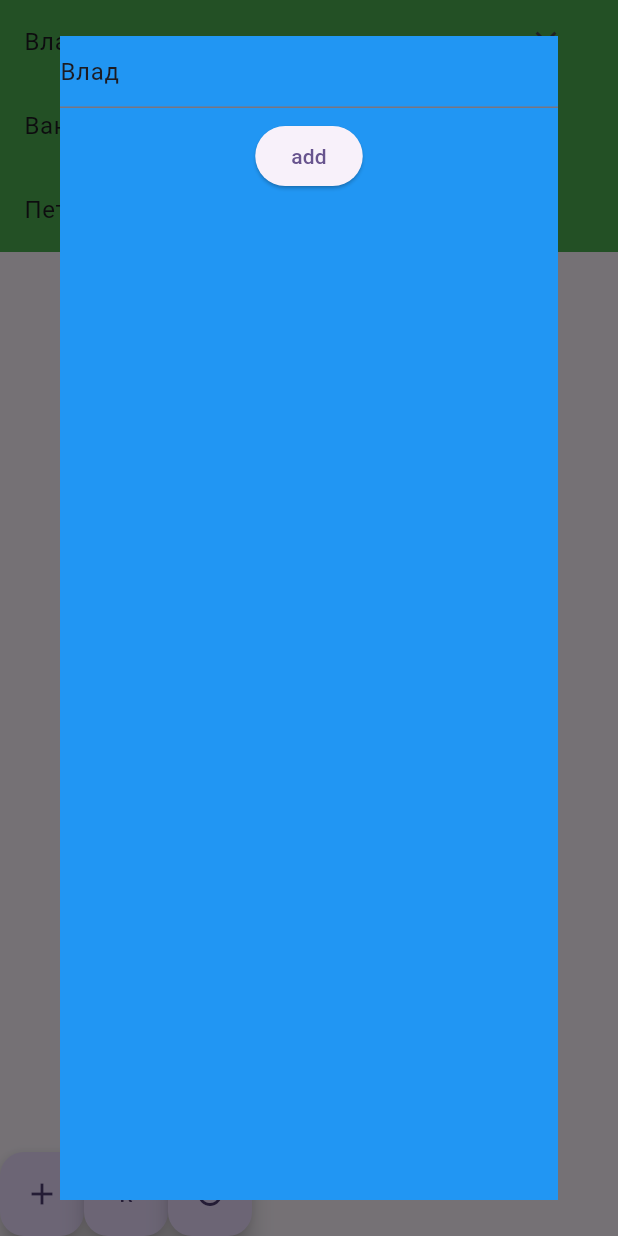
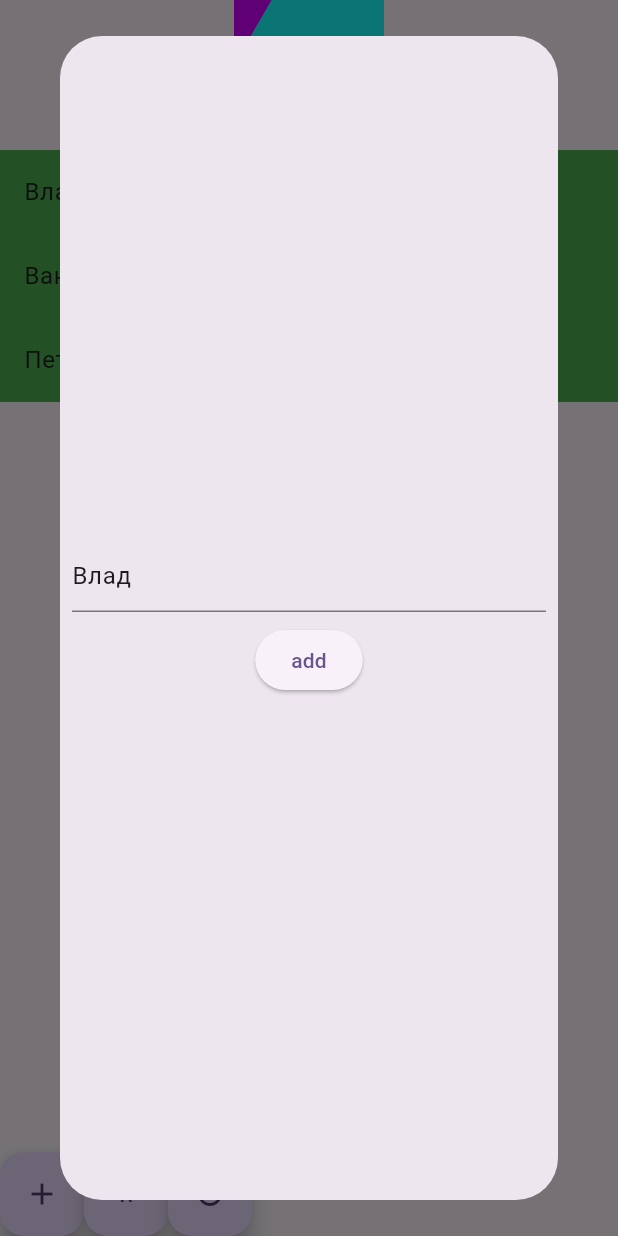
Before and after one commit to MrDalik/Flutter_DZ, a Flutter app: the screen it shows after launch, after a tap on "Влад", on a phone screen of 412 x 824 dp. Run offline on Flutter 3.47's test engine with Material 3 defaults, Android fonts, the light colour scheme and no system bars.

Commit message:
Какой-то бред в SegmentPainter

```diff
--- a/wheel_of_fortune/lib/pages/random_item_page.dart
+++ b/wheel_of_fortune/lib/pages/random_item_page.dart
@@ -1,6 +1,8 @@
+import 'dart:async';
 import 'dart:math';
 
 import 'package:flutter/material.dart';
+import 'package:flutter_dz/widget_library/segment_painter.dart';
 
 class RandomItemPage extends StatefulWidget {
   final List<String> names_input;
@@ -16,11 +18,20 @@ class _RandomItemPageState extends State<RandomItemPage> {
   Set<int> setnumbersdrawn = {};
 
   List<String> names = [];
+  static const c1 = Color(0xFFFFFF00);
+  static const c2 = Color(0xFFD000FF);
+  var color = c1;
 
   @override
   void initState() {
     super.initState();
     names.addAll(widget.names_input);
+    // todo delete timer
+    Timer.periodic(const Duration(seconds: 1), (timer) {
+      setState(() {
+        color = color == c1 ? c2 : c1;
+      });
+    });
   }
 
   void _addItem(BuildContext context) {
@@ -58,7 +69,7 @@ class _RandomItemPageState extends State<RandomItemPage> {
     showDialog(
         context: context,
         builder: (context) => DialogItem(
-          text:  names[index],
+              text: names[index],
               onPressed: (String text) {
                 setState(() {
                   names[index] = text;
@@ -66,7 +77,6 @@ class _RandomItemPageState extends State<RandomItemPage> {
               },
             ));
   }
-
 
   void _restart() {
     setState(() {
@@ -78,11 +88,23 @@ class _RandomItemPageState extends State<RandomItemPage> {
   Widget build(BuildContext context) {
     return Scaffold(
       body: Column(children: [
+        Container(
+           color: Colors.cyanAccent,
+          width: 100,
+          height: 100,
+          child: CustomPaint(
+            painter: SegmentPainter(
+              color: color,
+              angle: pi / 3,
+              radius: 50,
+            ),
+          ),
+        ),
         Expanded(
           child: ListView.builder(
               itemBuilder: (BuildContext context, int index) {
                 return GestureDetector(
-                    onTap: () => _changeItem(names[index],index),
+                    onTap: () => _changeItem(names[index], index),
                     child: Container(
                       color: setnumbersdrawn.contains(index)
                           ? randomindex == index
@@ -131,11 +153,15 @@ class DialogItem extends StatelessWidget {
 
   @override
   Widget build(BuildContext context) {
-    return Dialog(
-        child: Container(
-      color: Colors.blue,
+    return SizedBox(
+      height: 100,
+      width: 200,
+      child: Dialog(
+        child: Padding(
+          padding: const EdgeInsets.all(8.0),
           child: Center(
             child: Column(
+              mainAxisSize: MainAxisSize.min,
               children: [
                 TextField(
                   controller: TextEditingController(text: text),
@@ -154,6 +180,8 @@ class DialogItem extends StatelessWidget {
               ],
             ),
           ),
-    ));
+        ),
+      ),
+    );
   }
 }
--- /dev/null
+++ b/wheel_of_fortune/lib/widget_library/segment_painter.dart
@@ -0,0 +1,61 @@
+import 'dart:math' as math;
+
+import 'package:flutter/rendering.dart';
+
+class SegmentPainter extends CustomPainter {
+  final Color color;
+  final double angle;
+  final double radius;
+
+  const SegmentPainter({
+    required this.color,
+    required this.angle,
+    required this.radius,
+  });
+
+  @override
+  void paint(Canvas canvas, Size size) {
+    final Rect rect = Offset.zero & size;
+    final x = math.sin(angle / 2) * radius;
+    final y = math.cos(angle / 2) * radius;
+
+    final paint = Paint()..color = color;
+    final strokeWidth = 3.0;
+    final path = Path()
+      ..moveTo(x, 0)
+      ..lineTo(0, y)
+      ..arcTo(
+        Rect.fromCircle(
+          center: Offset(x, -y),
+          radius: radius,
+        ),
+        -math.pi / 2 -angle / 2,
+        -angle,
+        false,
+      )
+      // ..arcTo(rect, startAngle, sweepAngle, forceMoveTo)
+      // ..arcToPoint(
+      //   Offset(2 * x, 0),
+      //   radius: Radius.circular(radius),
+      //   rotation: angle * math.pi,
+      //   clockwise: false,
+      //   largeArc: true,
+      // )
+      // ..lineTo(x, x)
+      ..close();
+    // final path = Path()
+    //   ..moveTo(strokeWidth, strokeWidth)
+    //   ..arcToPoint(Offset(size.width - strokeWidth, size.height - strokeWidth),
+    //       radius: Radius.circular(math.max(size.width, size.height)));
+
+    canvas.drawPath(path, paint);
+
+    // canvas.drawRect(
+    //   rect,
+    //   Paint()..color = color,
+    // );
+  }
+
+  @override
+  bool shouldRepaint(SegmentPainter oldDelegate) => color != oldDelegate.color;
+}
```
Lines whose indentation alone changed are shown as unchanged.
